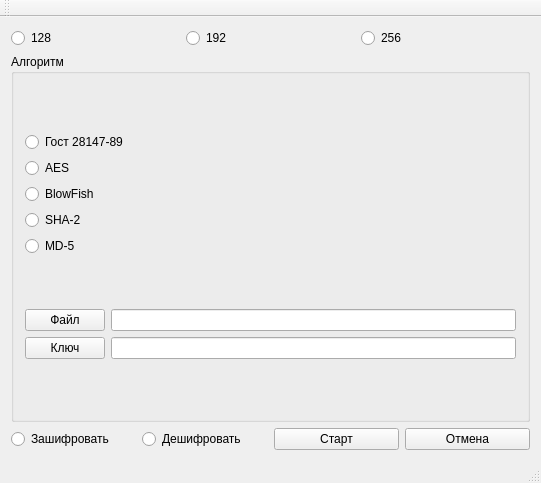
First picture: the form in QCudaCryptoComplex/qcudacryptocomplex.ui, repository IronAcorn/QCudaCryptoComplex, before the edit.
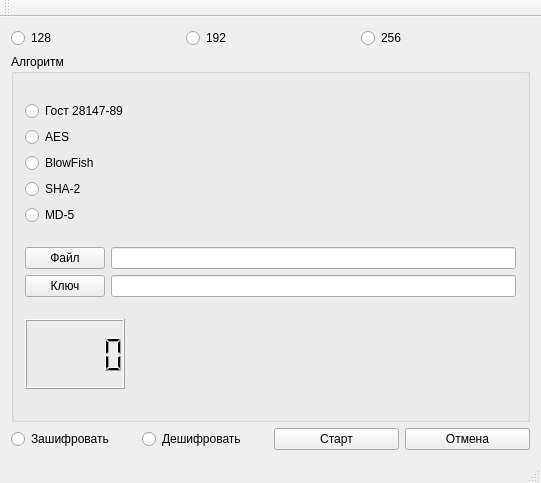
Second picture: the form after the edit.

```diff
--- a/QCudaCryptoComplex/qcudacryptocomplex.ui
+++ b/QCudaCryptoComplex/qcudacryptocomplex.ui
@@ -119,6 +119,16 @@
            </item>
           </layout>
          </item>
+         <item>
+          <widget class="QLCDNumber" name="lcdNumber">
+           <property name="maximumSize">
+            <size>
+             <width>100</width>
+             <height>70</height>
+            </size>
+           </property>
+          </widget>
+         </item>
         </layout>
        </widget>
       </item>
```
